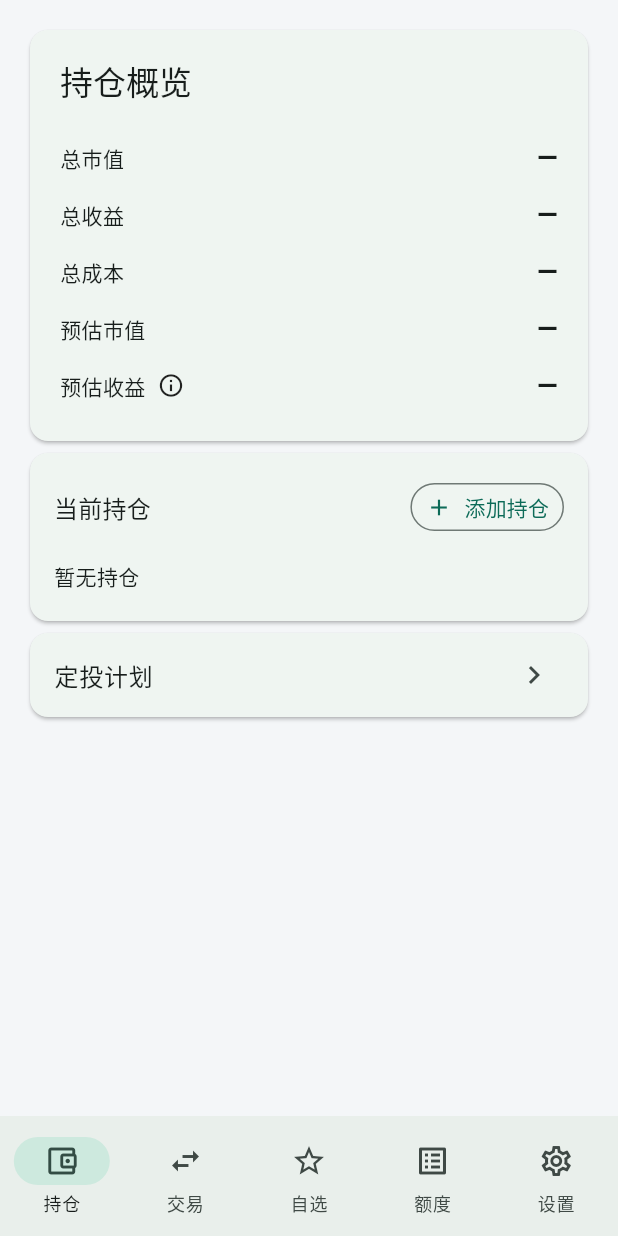
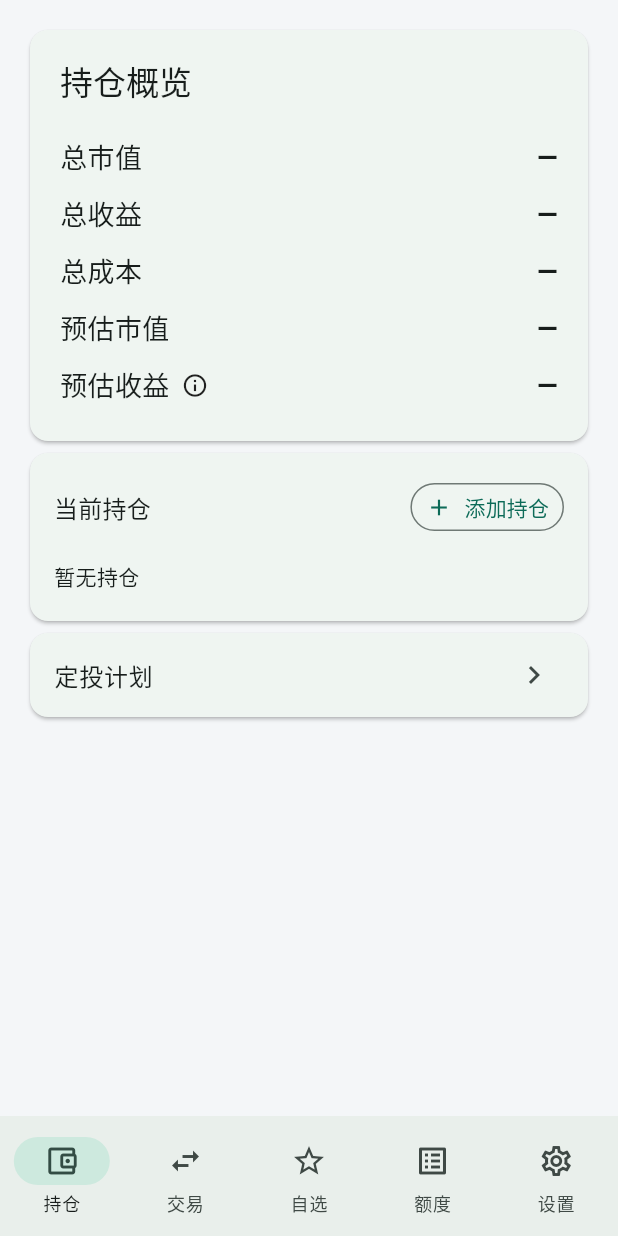
Before and after one commit to hijos/PositionAssistant, a Flutter app: the screen it shows after launch, on a phone screen of 412 x 824 dp. Run offline on Flutter 3.47's test engine with Material 3 defaults, Android fonts, the phone set to English and light mode, and no system bars; our stand-ins replace sqflite; accounts and stored records are empty; network calls fail.

Commit message:
style(client): 调大持仓概览字段标签字号至 18px 与数值对齐

```diff
--- a/client/lib/main.dart
+++ b/client/lib/main.dart
@@ -1085,12 +1085,11 @@ void showEstimateExplanation(BuildContext context) => showDialog<void>(
 
 /// One label/value line of [HoldingOverviewCard].
 ///
-/// The label keeps a fixed width so all figures line up vertically, and the
-/// values use the same 18px semibold as the holdings list so the total market
-/// value never looks smaller than a single fund's market value. [trailing] is
-/// a compact widget drawn right after the label text (the estimate info
-/// button); it never moves the label itself, so every row shares one label
-/// column whether or not it carries an icon.
+/// The label keeps a fixed width so all figures line up vertically. Both the
+/// label and value use 18px so the labels are clearly readable and match the
+/// size of the figures. [trailing] is a compact widget drawn right after the
+/// label text (the estimate info button); it never moves the label itself, so
+/// every row shares one label column whether or not it carries an icon.
 class _OverviewRow extends StatelessWidget {
   const _OverviewRow({
     required this.label,
@@ -1116,7 +1115,12 @@ class _OverviewRow extends StatelessWidget {
             width: 112,
             child: Row(
               children: [
-                Text(label, style: Theme.of(context).textTheme.bodyMedium),
+                Text(
+                  label,
+                  style: Theme.of(context).textTheme.bodyMedium?.copyWith(
+                        fontSize: 18,
+                      ),
+                ),
                 if (trailing != null) ...[const SizedBox(width: 4), trailing],
               ],
             ),
```
Also changed, not shown: 1 other file.
